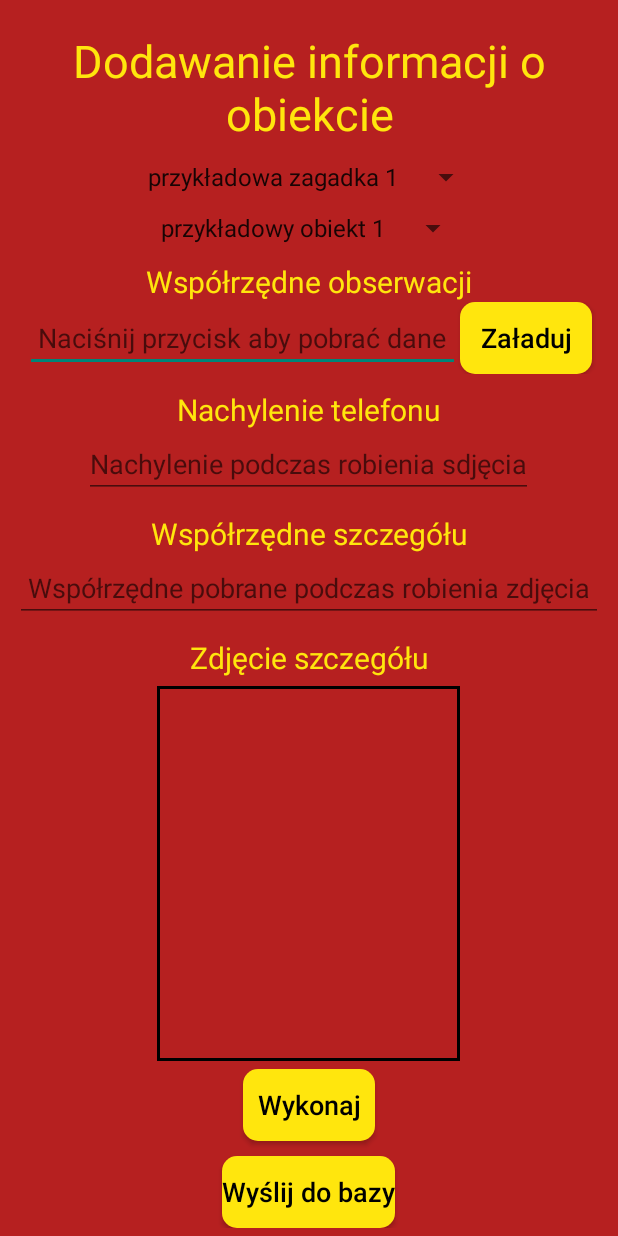
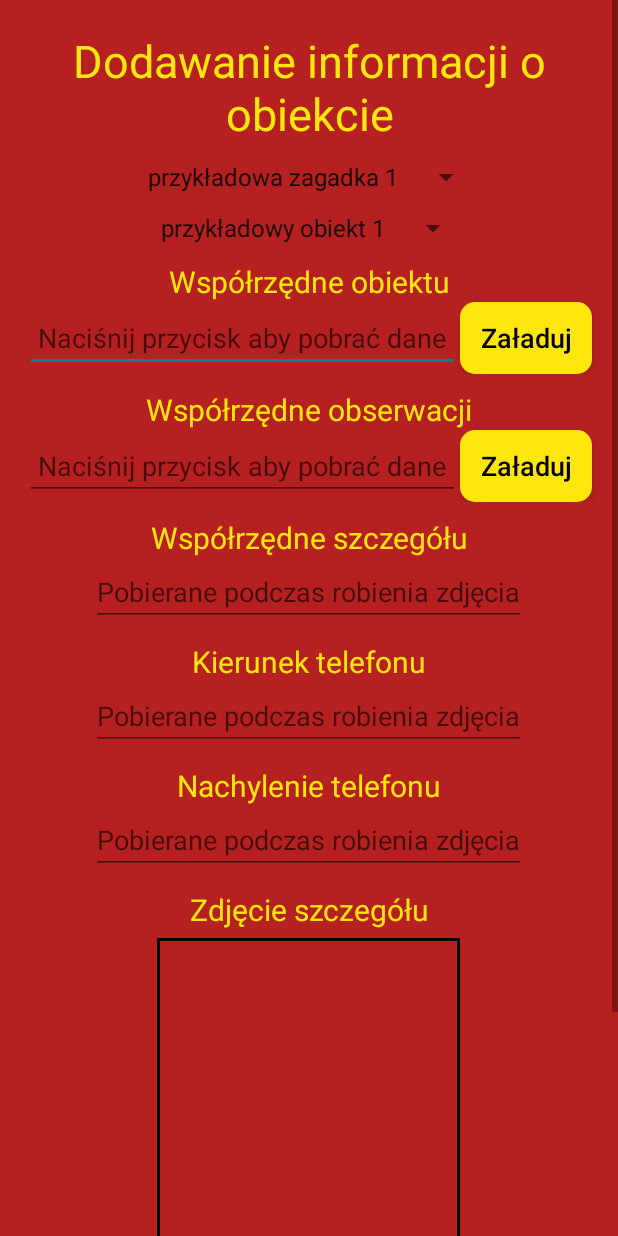
Before and after one commit to GottaWorkM8/Wroclawskie-Perelki, an Android app: the ProfilActivity screen opened directly, with no data from a screen before it, on a phone screen of 412 x 824 dp. Run offline under Robolectric (Android 15) with nearby library versions, the phone set to English and light mode, and no system bars.

Commit message:
Add azimuth to form

```diff
--- a/cz1/app/src/main/java/wro/per/activities/ProfilActivity.java
+++ b/cz1/app/src/main/java/wro/per/activities/ProfilActivity.java
@@ -2,14 +2,15 @@ package wro.per.activities;
 
 import static java.lang.Math.abs;
 
+import android.content.Context;
 import android.content.BroadcastReceiver;
-import android.content.Context;
 import android.content.Intent;
+import android.content.SharedPreferences;
 import android.content.IntentFilter;
 import android.graphics.Bitmap;
 import android.graphics.BitmapFactory;
 import android.graphics.Matrix;
-import android.location.LocationManager;
+import android.hardware.SensorManager;
 import android.media.ExifInterface;
 import android.os.Bundle;
 import android.view.View;
@@ -28,8 +29,13 @@ import wro.per.others.LocationService;
 
 public class ProfilActivity extends AppCompatActivity {
 
-    private EditText nachylenie, detailCoords;
-    float nachylenieX, nachylenieY, nachylenieZ;
+    private Float driftX, driftZ, driftY;
+    private Float accelerometerZ;
+    float nachylenieWStopniach;
+
+
+    private EditText nachylenie, detailCoords, azimuthEditText;
+    float azimuth, pitch, roll;
     private static final int REQUEST_IMAGE_CAPTURE = 1;
 
     double  currLatitude, currLongitude, latitude, longitude, detailLatitude, detailLongitude;
@@ -64,6 +70,8 @@ public class ProfilActivity extends AppCompatActivity {
         Button zaladujWspolrzedne;
 
         nachylenie = findViewById(R.id.nachylenieEditText);
+
+        azimuthEditText = findViewById(R.id.kierunekEditText);
 
         detailCoords = findViewById(R.id.wspolrzedne_szczegołu_edittext);
 
@@ -106,21 +114,22 @@ public class ProfilActivity extends AppCompatActivity {
         if (requestCode == 1 && resultCode == RESULT_OK) {
 
             String imagePath = data.getStringExtra("imagePath");
-            nachylenieX = data.getFloatExtra("nachylenieX", 0);
-            nachylenieY = data.getFloatExtra("nachylenieY", 0);
-            nachylenieZ = data.getFloatExtra("nachylenieZ", 0);
+            azimuth = data.getFloatExtra("azimuth", 0);
+            pitch = data.getFloatExtra("pitch", 0);
+            roll = data.getFloatExtra("roll", 0);
+            accelerometerZ = data.getFloatExtra("accelerometerZ", 0);
+//            azimuth += driftX;
+//            pitch += driftY;
+//            accelerometerZ += driftZ;
+            nachylenieWStopniach = (float) Math.toDegrees(Math.acos(accelerometerZ / SensorManager.GRAVITY_EARTH));
 
-            nachylenie.setText(Float.toString(nachylenieX));
+            nachylenie.setText(Float.toString(nachylenieWStopniach));
+            azimuthEditText.setText(Float.toString(azimuth));
 
             detailLatitude = data.getDoubleExtra("lat",1);
             detailLongitude = data.getDoubleExtra("lon", 1);
 
-            detailCoords.setText(Double.toString(detailLatitude)+ ",  " + Double.toString(detailLongitude));
-
-            System.out.println("Nachylenie:");
-            System.out.println("X: "+nachylenieX);
-            System.out.println("Y: "+nachylenieY);
-            System.out.println("Z: "+nachylenieZ);
+            detailCoords.setText(Double.toString(detailLatitude) + ",  " + Double.toString(detailLongitude));
 
             Bitmap bitmap = BitmapFactory.decodeFile(imagePath);
             try {
@@ -155,8 +164,7 @@ public class ProfilActivity extends AppCompatActivity {
     }
 
     @Override
-    protected void onStop()
-    {
+    protected void onStop() {
         super.onStop();
         stopLocationService();
     }
--- a/cz1/app/src/main/res/layout/edycja_obiektu_layout.xml
+++ b/cz1/app/src/main/res/layout/edycja_obiektu_layout.xml
@@ -45,6 +45,42 @@
                 android:layout_height="wrap_content"
                 android:layout_marginTop="10dp"
                 android:gravity="center"
+                android:text="Współrzędne obiektu"
+                android:textColor="@color/yellow"
+                android:textSize="20sp" />
+
+            <LinearLayout
+                android:layout_width="match_parent"
+                android:layout_height="wrap_content"
+                android:gravity="center"
+                android:orientation="horizontal">
+
+                <EditText
+                    android:id="@+id/wspolrzedne_obiektu_edittext"
+                    android:layout_width="wrap_content"
+                    android:layout_height="wrap_content"
+                    android:editable="false"
+                    android:gravity="center"
+                    android:hint=" Naciśnij przycisk aby pobrać dane "
+                    android:maxLines="1" />
+
+                <Button
+                    android:id="@+id/wspolrzedne_obiektu_button"
+                    android:layout_width="wrap_content"
+                    android:layout_height="wrap_content"
+                    android:background="@drawable/zolte_tlo_poziomow"
+                    android:text="Załaduj"
+                    android:textAllCaps="false"
+                    android:textColor="@color/black"
+                    android:textSize="18dp" />
+
+            </LinearLayout>
+
+            <TextView
+                android:layout_width="match_parent"
+                android:layout_height="wrap_content"
+                android:layout_marginTop="10dp"
+                android:gravity="center"
                 android:text="Współrzędne obserwacji"
                 android:textColor="@color/yellow"
                 android:textSize="20sp" />
@@ -60,6 +96,7 @@
                     android:layout_width="wrap_content"
                     android:layout_height="wrap_content"
                     android:editable="false"
+                    android:gravity="center"
                     android:hint=" Naciśnij przycisk aby pobrać dane "
                     android:maxLines="1" />
 
@@ -72,8 +109,43 @@
                     android:textAllCaps="false"
                     android:textColor="@color/black"
                     android:textSize="18dp" />
+            </LinearLayout>
 
-            </LinearLayout>
+            <TextView
+                android:layout_width="match_parent"
+                android:layout_height="wrap_content"
+                android:layout_marginTop="10dp"
+                android:gravity="center"
+                android:text="Współrzędne szczegółu"
+                android:textColor="@color/yellow"
+                android:textSize="20sp" />
+
+            <EditText
+                android:id="@+id/wspolrzedne_szczegołu_edittext"
+                android:layout_width="wrap_content"
+                android:layout_height="wrap_content"
+                android:editable="false"
+                android:gravity="center"
+                android:hint="Pobierane podczas robienia zdjęcia"
+                android:maxLines="1" />
+
+            <TextView
+                android:layout_width="match_parent"
+                android:layout_height="wrap_content"
+                android:layout_marginTop="10dp"
+                android:gravity="center"
+                android:text="Kierunek telefonu"
+                android:textColor="@color/yellow"
+                android:textSize="20sp" />
+
+            <EditText
+                android:id="@+id/kierunekEditText"
+                android:layout_width="wrap_content"
+                android:layout_height="wrap_content"
+                android:editable="false"
+                android:gravity="center"
+                android:hint="Pobierane podczas robienia zdjęcia"
+                android:maxLines="1" />
 
             <TextView
                 android:layout_width="match_parent"
@@ -89,24 +161,8 @@
                 android:layout_width="wrap_content"
                 android:layout_height="wrap_content"
                 android:editable="false"
-                android:hint="Nachylenie podczas robienia sdjęcia"
-                android:maxLines="1" />
-
-            <TextView
-                android:layout_width="match_parent"
-                android:layout_height="wrap_content"
-                android:layout_marginTop="10dp"
                 android:gravity="center"
-                android:text="Współrzędne szczegółu"
-                android:textColor="@color/yellow"
-                android:textSize="20sp" />
-
-            <EditText
-                android:id="@+id/wspolrzedne_szczegołu_edittext"
-                android:layout_width="wrap_content"
-                android:layout_height="wrap_content"
-                android:editable="false"
-                android:hint=" Współrzędne pobrane podczas robienia zdjęcia "
+                android:hint="Pobierane podczas robienia zdjęcia"
                 android:maxLines="1" />
 
             <TextView
@@ -130,14 +186,13 @@
                 android:scaleType="centerCrop"
                 android:src="@drawable/pusty_obrazek" />
 
-
             <Button
                 android:id="@+id/zdjecie_szczegolu_button"
                 android:layout_width="wrap_content"
                 android:layout_height="wrap_content"
+                android:layout_marginBottom="10dp"
                 android:background="@drawable/zolte_tlo_poziomow"
                 android:text="Wykonaj"
-                android:layout_marginBottom="10dp"
                 android:textAllCaps="false"
                 android:textColor="@color/black"
                 android:textSize="18dp" />
@@ -146,6 +201,7 @@
                 android:id="@+id/wyslij_button"
                 android:layout_width="wrap_content"
                 android:layout_height="wrap_content"
+                android:layout_marginBottom="20dp"
                 android:background="@drawable/zolte_tlo_poziomow"
                 android:text="@string/wyslij_string"
                 android:textAllCaps="false"
```
Also changed, not shown: cz1/app/src/main/java/wro/per/activities/KameraActivity.java (+27 -40 lines), cz1/app/src/main/java/wro/per/others/SensorDataCollector.java (added, +97 -0 lines).
